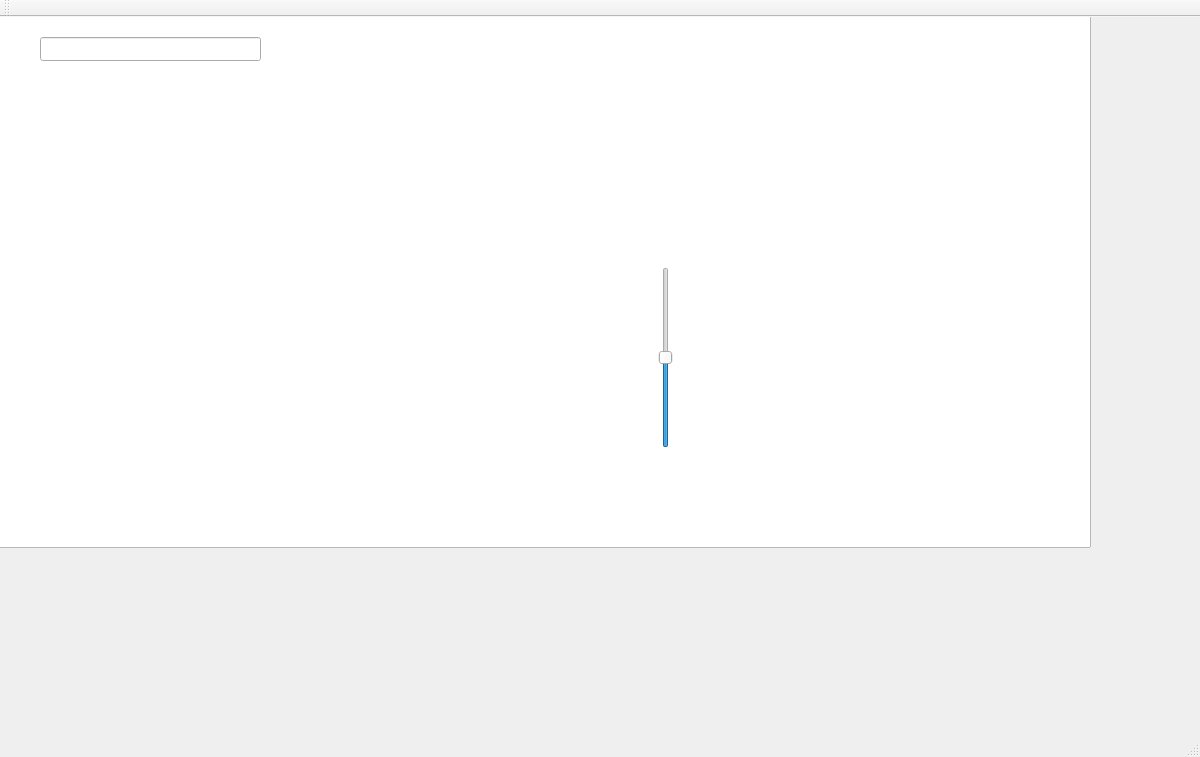
First picture: the form in client/bustrackwindow.ui, repository BusTrack/bustrack, before the edit.
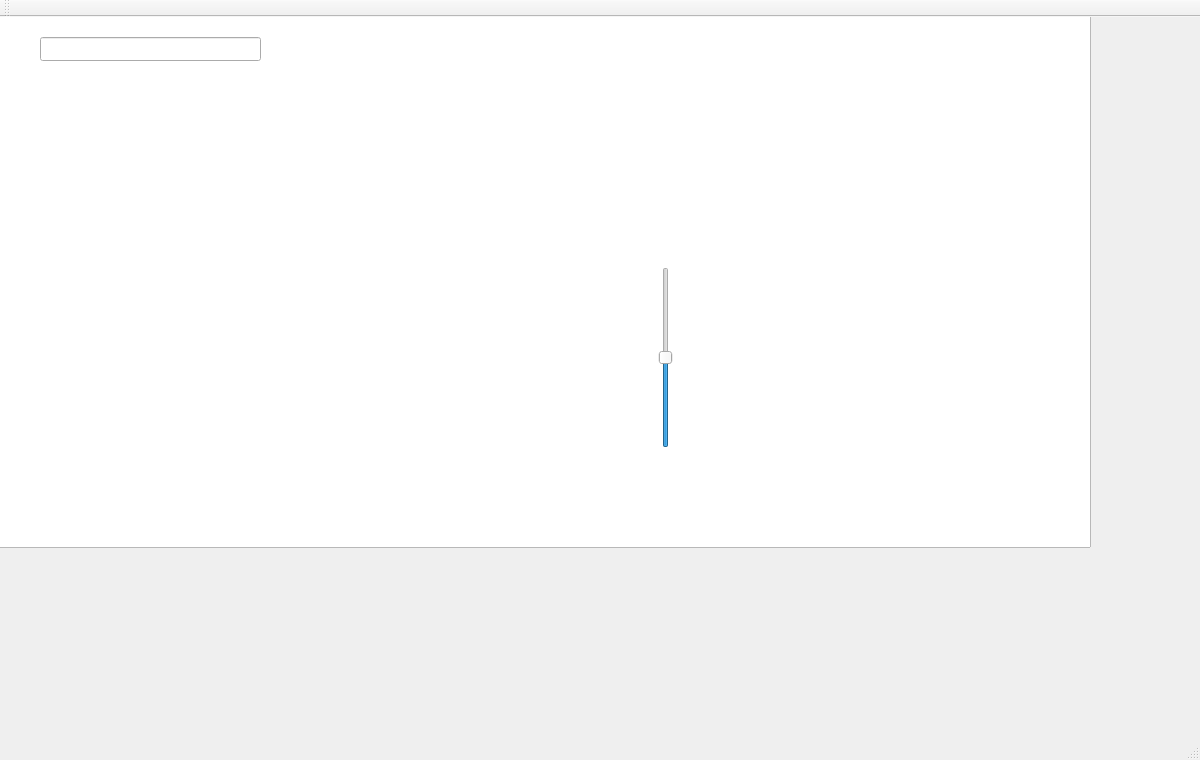
Second picture: the form after the edit.

What changed in the file:
```diff
--- a/client/bustrackwindow.ui
+++ b/client/bustrackwindow.ui
@@ -7,9 +7,15 @@
     <x>0</x>
     <y>0</y>
     <width>1200</width>
-    <height>757</height>
+    <height>760</height>
    </rect>
   </property>
+  <property name="minimumSize">
+   <size>
+    <width>50</width>
+    <height>50</height>
+   </size>
+  </property>
   <property name="windowTitle">
    <string>BusTrackWindow</string>
   </property>
```
Left out of the diff: 20 changed lines with no effect on the pictures.
